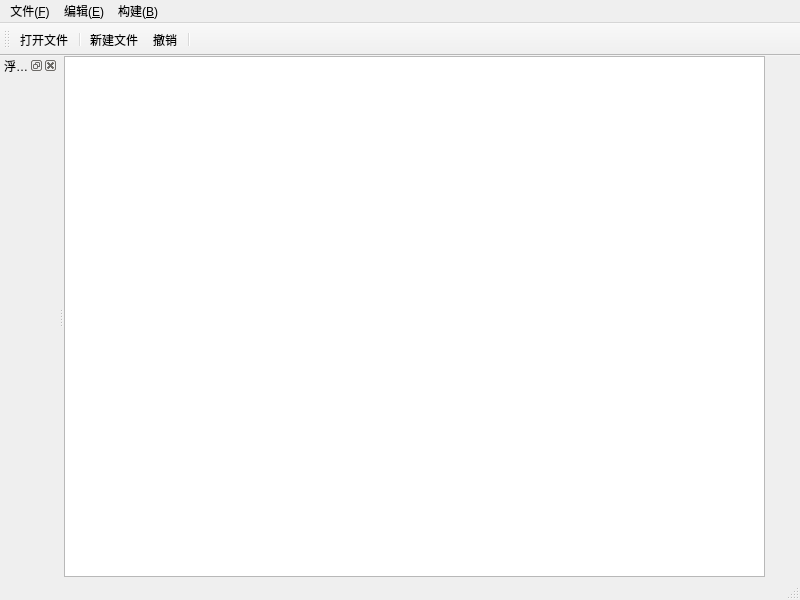
Qt form QMainWindow-mode-modeless/QMainWindow_ui/mainwindow.ui (Mr-cckrr/Qt) before a commit.
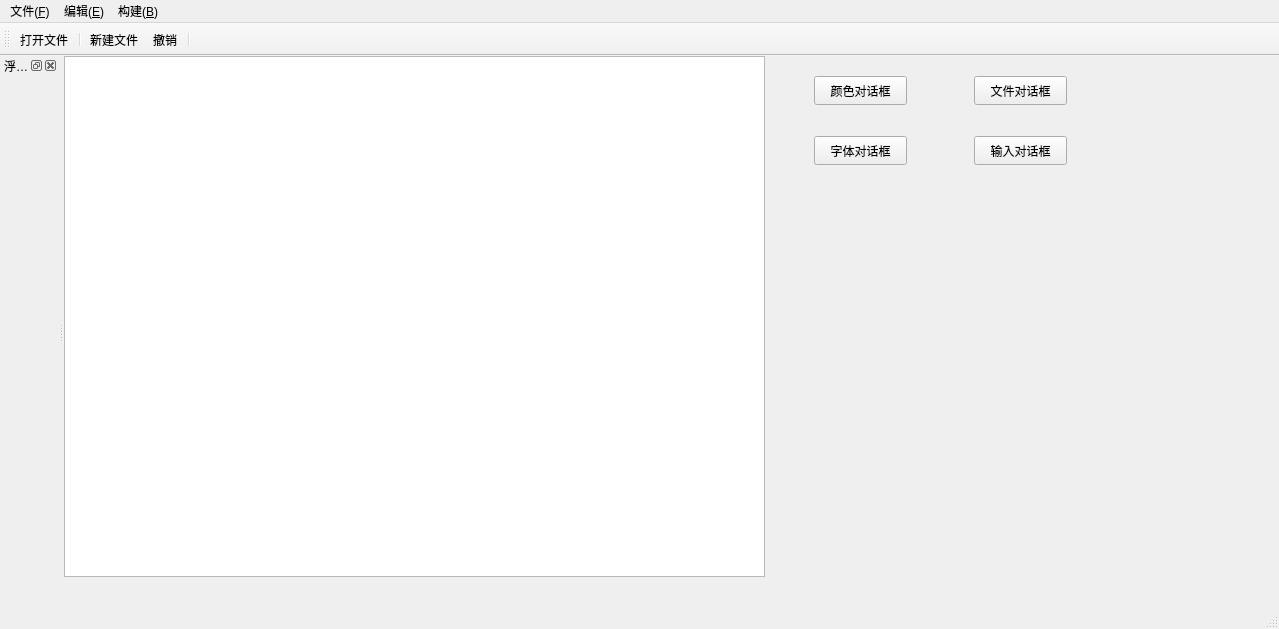
The same form after that commit.

What changed in the file:
```diff
--- a/QMainWindow-mode-modeless/QMainWindow_ui/mainwindow.ui
+++ b/QMainWindow-mode-modeless/QMainWindow_ui/mainwindow.ui
@@ -6,8 +6,8 @@
    <rect>
     <x>0</x>
     <y>0</y>
-    <width>800</width>
-    <height>600</height>
+    <width>1279</width>
+    <height>629</height>
    </rect>
   </property>
   <property name="windowTitle">
@@ -24,13 +24,65 @@
      </rect>
     </property>
    </widget>
+   <widget class="QPushButton" name="pushButton_color">
+    <property name="geometry">
+     <rect>
+      <x>750</x>
+      <y>20</y>
+      <width>93</width>
+      <height>29</height>
+     </rect>
+    </property>
+    <property name="text">
+     <string>颜色对话框</string>
+    </property>
+   </widget>
+   <widget class="QPushButton" name="pushButton_file">
+    <property name="geometry">
+     <rect>
+      <x>910</x>
+      <y>20</y>
+      <width>93</width>
+      <height>29</height>
+     </rect>
+    </property>
+    <property name="text">
+     <string>文件对话框</string>
+    </property>
+   </widget>
+   <widget class="QPushButton" name="pushButton_font">
+    <property name="geometry">
+     <rect>
+      <x>750</x>
+      <y>80</y>
+      <width>93</width>
+      <height>29</height>
+     </rect>
+    </property>
+    <property name="text">
+     <string>字体对话框</string>
+    </property>
+   </widget>
+   <widget class="QPushButton" name="pushButton_input">
+    <property name="geometry">
+     <rect>
+      <x>910</x>
+      <y>80</y>
+      <width>93</width>
+      <height>29</height>
+     </rect>
+    </property>
+    <property name="text">
+     <string>输入对话框</string>
+    </property>
+   </widget>
   </widget>
   <widget class="QMenuBar" name="menubar">
    <property name="geometry">
     <rect>
      <x>0</x>
      <y>0</y>
-     <width>800</width>
+     <width>1279</width>
      <height>26</height>
     </rect>
    </property>
```
